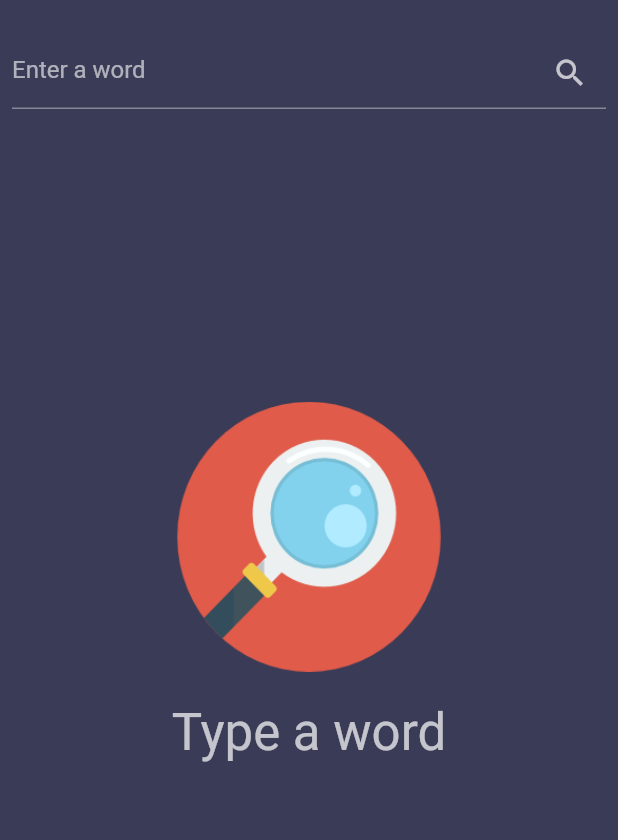
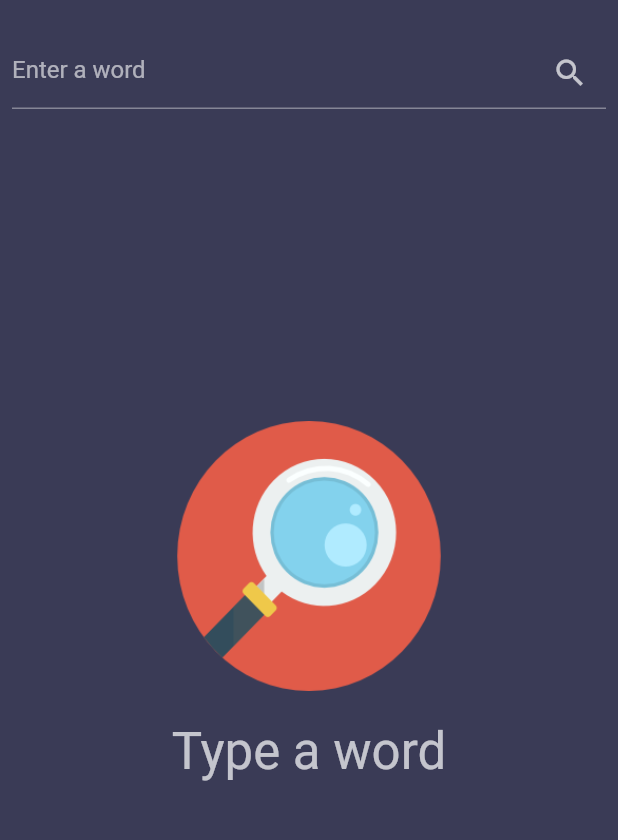
Before and after one commit to SAGARSURI/PixelPerfect, a Flutter app: the screen it shows after launch, on a phone screen of 412 x 824 dp, the part 59-899 px from its top. Run offline on Flutter 3.47's test engine with Material 2 defaults, Android fonts, the phone set to English and light mode, and no system bars; our stand-ins replace rxdart.

Commit message:
removed API key and fixed flex issue

```diff
--- a/lib/src/repositories/image_provider.dart
+++ b/lib/src/repositories/image_provider.dart
@@ -10,7 +10,7 @@ class ImageProvider {
 
   Client _client = Client();
   static const String _apiKey =
-      "9a29064406c240651366e1c0ae1ebfe64fcda1c1d336de00af5a06226596bbbb";
+      "api-key";
   static const String _baseUrl = "https://api.unsplash.com";
 
   Future<State> getImagesByName(String query) async {
--- a/lib/src/ui/homescreen/home_screen.dart
+++ b/lib/src/ui/homescreen/home_screen.dart
@@ -46,7 +46,7 @@ class _HomeScreenState extends State<HomeScreen> {
                 ),
               ),
               Expanded(
-                flex: 4,
+                flex: 5,
                 child: StreamBuilder(
                     stream: bloc.photosList,
                     builder: (context, AsyncSnapshot<Photos> snapshot) {
```
